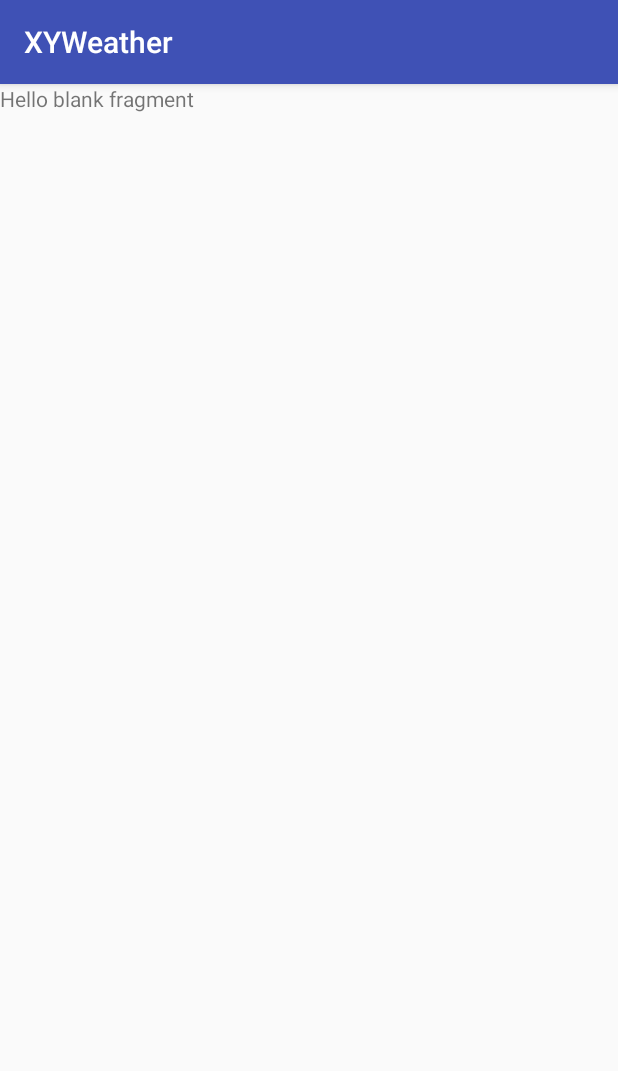
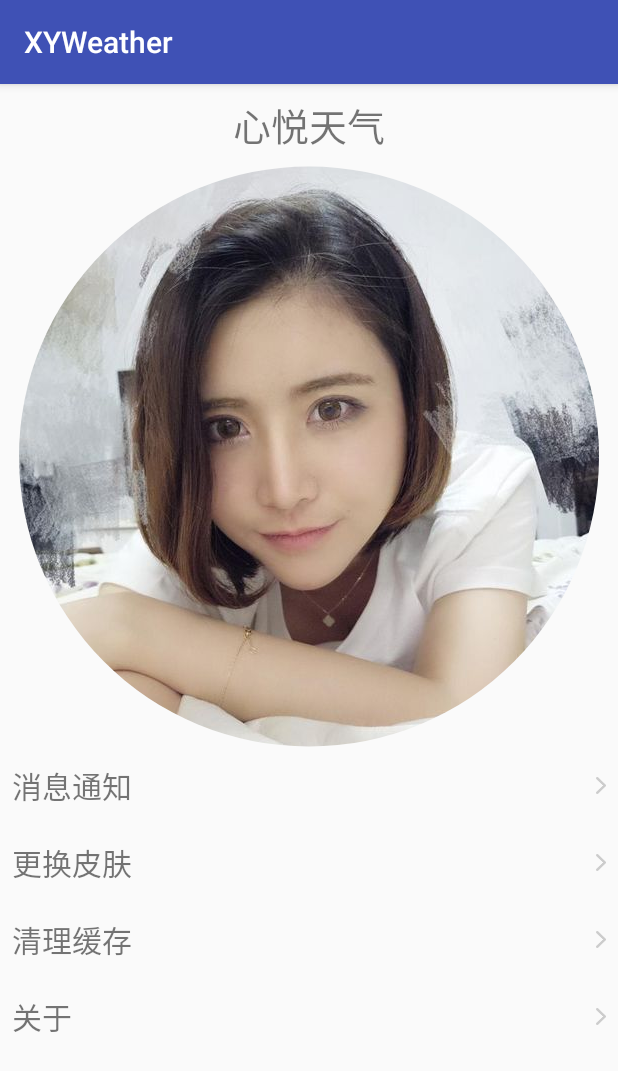
Before and after one commit to shuandroid/XYWeather, an Android app: the fragment SettingFragment shown on its own in the app's theme, on a phone screen of 412 x 824 dp. Shown: the top 1071 px of the screen. Run offline under Robolectric (Android 15) with nearby library versions, the phone set to English and light mode, and no system bars; our stand-ins replace ButterKnife, CircleImageView; pictures from the network do not load; 1 statement that could not run was skipped.

Commit message:
setting fragment update

```diff
--- a/app/src/main/java/com/chen/xyweather/ui/SettingFragment.java
+++ b/app/src/main/java/com/chen/xyweather/ui/SettingFragment.java
@@ -1,15 +1,21 @@
 package com.chen.xyweather.ui;
 
 
+import android.content.Intent;
 import android.os.Bundle;
 import android.support.v4.app.Fragment;
 import android.view.LayoutInflater;
 import android.view.View;
 import android.view.ViewGroup;
+import android.widget.Switch;
+import android.widget.TextView;
 
 import com.chen.xyweather.R;
 import com.chen.xyweather.base.BaseFragment;
 import com.chen.xyweather.view.drawer.BaseDrawer;
+
+import butterknife.Bind;
+import butterknife.ButterKnife;
 
 /**
  * A simple {@link Fragment} subclass.
@@ -17,16 +23,6 @@ import com.chen.xyweather.view.drawer.BaseDrawer;
  * create an instance of this fragment.
  */
 public class SettingFragment extends BaseFragment {
-
-
-    // TODO: Rename parameter arguments, choose names that match
-    // the fragment initialization parameters, e.g. ARG_ITEM_NUMBER
-    private static final String ARG_PARAM1 = "param1";
-    private static final String ARG_PARAM2 = "param2";
-
-    // TODO: Rename and change types of parameters
-    private String mParam1;
-    private String mParam2;
 
 
     public SettingFragment() {
@@ -48,38 +44,50 @@ public class SettingFragment extends BaseFragment {
         return null;
     }
 
-    /**
-     * Use this factory method to create a new instance of
-     * this fragment using the provided parameters.
-     *
-     * @param param1 Parameter 1.
-     * @param param2 Parameter 2.
-     * @return A new instance of fragment SettingFragment.
-     */
-    // TODO: Rename and change types and number of parameters
-    public static SettingFragment newInstance(String param1, String param2) {
-        SettingFragment fragment = new SettingFragment();
-        Bundle args = new Bundle();
-        args.putString(ARG_PARAM1, param1);
-        args.putString(ARG_PARAM2, param2);
-        fragment.setArguments(args);
-        return fragment;
-    }
 
-    @Override
-    public void onCreate(Bundle savedInstanceState) {
-        super.onCreate(savedInstanceState);
-        if (getArguments() != null) {
-            mParam1 = getArguments().getString(ARG_PARAM1);
-            mParam2 = getArguments().getString(ARG_PARAM2);
-        }
-    }
+
+    @Bind(R.id.s_notice)
+    protected TextView tv_notice;
+
+    @Bind(R.id.s_changeskin)
+    protected TextView tv_changeskin;
+
+    @Bind(R.id.s_cleardata)
+    protected TextView tv_cleardata;
+
+    @Bind(R.id.s_about)
+    protected TextView tv_about;
+
+
 
     @Override
     public View onCreateView(LayoutInflater inflater, ViewGroup container,
                              Bundle savedInstanceState) {
         // Inflate the layout for this fragment
-        return inflater.inflate(R.layout.fragment_setting, container, false);
+        View view = inflater.inflate(R.layout.fragment_setting, container, false);
+
+        ButterKnife.bind(this, view);
+
+        view.setOnClickListener(new View.OnClickListener() {
+            @Override
+            public void onClick(View v) {
+                switch (v.getId()){
+                    case R.id.s_notice:
+                        break;
+                    case R.id.s_changeskin:
+                        break;
+                    case R.id.s_cleardata:
+                        break;
+                    case R.id.s_about:
+                        Intent intent=new Intent(getActivity(),MapActivity.class);
+                        startActivity(intent);
+                        break;
+                    default:
+                        break;
+                }
+            }
+        });
+        return view;
     }
 
 }
--- a/app/src/main/res/layout/fragment_setting.xml
+++ b/app/src/main/res/layout/fragment_setting.xml
@@ -1,13 +1,74 @@
-<FrameLayout xmlns:android="http://schemas.android.com/apk/res/android"
+<LinearLayout xmlns:android="http://schemas.android.com/apk/res/android"
     xmlns:tools="http://schemas.android.com/tools"
     android:layout_width="match_parent"
     android:layout_height="match_parent"
+    android:orientation="vertical"
     tools:context="com.chen.xyweather.ui.SettingFragment">
 
     <!-- TODO: Update blank fragment layout -->
+
+
     <TextView
         android:layout_width="match_parent"
-        android:layout_height="match_parent"
-        android:text="@string/hello_blank_fragment" />
+        android:layout_height="wrap_content"
+        android:gravity="center"
+        android:padding="8dp"
+        android:text="@string/title"
+        android:textSize="25dp" />
 
-</FrameLayout>
+    <com.chen.xyweather.view.CircleImageView
+        android:layout_width="wrap_content"
+        android:layout_height="wrap_content"
+        android:src="@mipmap/pic_account"
+        android:layout_gravity="center_horizontal"/>
+
+
+    <RelativeLayout
+        android:id="@+id/s_notice"
+        android:layout_width="match_parent"
+        android:layout_height="wrap_content">
+
+        <TextView
+            style="@style/setting_item_tv"
+            android:text="@string/s_notice" />
+
+        <ImageView style="@style/setting_item_iv" />
+    </RelativeLayout>
+
+    <RelativeLayout
+        android:id="@+id/s_changeskin"
+        android:layout_width="match_parent"
+        android:layout_height="wrap_content">
+
+        <TextView
+            style="@style/setting_item_tv"
+            android:text="@string/s_changeskin" />
+
+        <ImageView style="@style/setting_item_iv" />
+    </RelativeLayout>
+
+    <RelativeLayout
+        android:id="@+id/s_cleardata"
+        android:layout_width="match_parent"
+        android:layout_height="wrap_content">
+
+        <TextView
+            style="@style/setting_item_tv"
+            android:text="@string/s_cleardata" />
+
+        <ImageView style="@style/setting_item_iv" />
+    </RelativeLayout>
+
+    <RelativeLayout
+        android:id="@+id/s_about"
+        android:layout_width="match_parent"
+        android:layout_height="wrap_content">
+
+        <TextView
+            style="@style/setting_item_tv"
+            android:text="@string/s_about" />
+
+        <ImageView style="@style/setting_item_iv" />
+    </RelativeLayout>
+
+</LinearLayout>
--- a/app/src/main/res/values/strings.xml
+++ b/app/src/main/res/values/strings.xml
@@ -30,6 +30,11 @@
     <string name="w_cold">感冒</string>
     <string name="w_tour">旅游</string>
     <string name="w_carwash">洗车</string>
+    <string name="title">心悦天气</string>
+    <string name="s_notice">消息通知</string>
+    <string name="s_changeskin">更换皮肤</string>
+    <string name="s_cleardata">清理缓存</string>
+    <string name="s_about">关于</string>
 
 
 </resources>
--- a/app/src/main/res/values/styles.xml
+++ b/app/src/main/res/values/styles.xml
@@ -116,4 +116,24 @@
         <item name="android:background">@color/w_divider_secondary</item>
     </style>
 
+    <!--for  setting text-->
+    <style name="setting_item_tv">
+        <item name="android:layout_width">wrap_content</item>
+        <item name="android:layout_height">wrap_content</item>
+        <item name="android:paddingLeft">8dp</item>
+        <item name="android:paddingBottom">8dp</item>
+        <item name="android:paddingTop">8dp</item>
+        <item name="android:textSize">20dp</item>
+        <item name="android:layout_marginTop">5dp</item>
+        <item name="android:layout_centerVertical">true</item>
+    </style>
+
+    <style name="setting_item_iv">
+        <item name="android:layout_width">wrap_content</item>
+        <item name="android:layout_height">wrap_content</item>
+        <item name="android:src">@mipmap/ic_arrow_right</item>
+        <item name="android:layout_centerVertical">true</item>
+        <item name="android:paddingRight">8dp</item>
+        <item name="android:layout_alignParentRight">true</item>
+    </style>
 </resources>
```
Also changed, not shown: app/src/main/AndroidManifest.xml (+28 -29 lines), app/src/main/java/com/chen/xyweather/ui/MapActivity.java (added, +218 -0 lines), app/src/main/res/layout/activity_map.xml (added, +22 -0 lines), app/src/main/res/mipmap-hdpi/pic_account.jpg (added).
